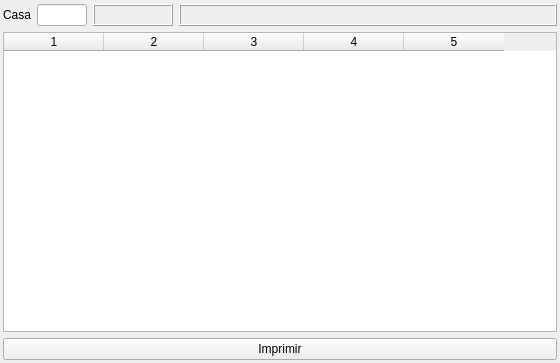
Above: homehistorywindow.ui from GonzaloHernandez/jpbilling before the change. Below: the same form after it.
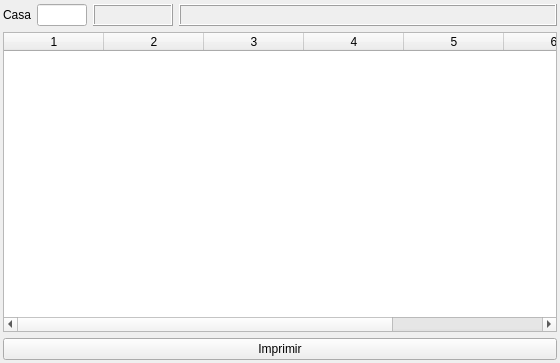
That is the form after the change.

Patch:
```diff
--- a/homehistorywindow.ui
+++ b/homehistorywindow.ui
@@ -100,13 +100,15 @@
    <item>
     <widget class="QTableWidget" name="table_history">
      <property name="columnCount">
-      <number>5</number>
+      <number>7</number>
      </property>
      <column/>
      <column/>
      <column/>
      <column/>
      <column/>
+     <column/>
+     <column/>
     </widget>
    </item>
    <item>
```
